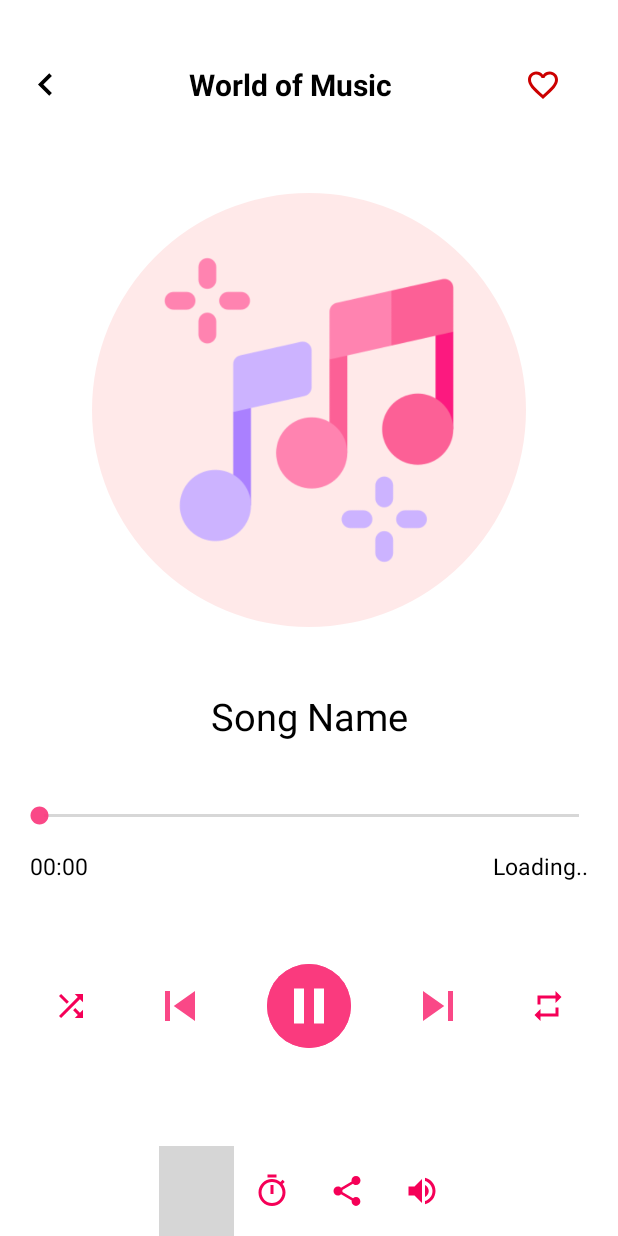
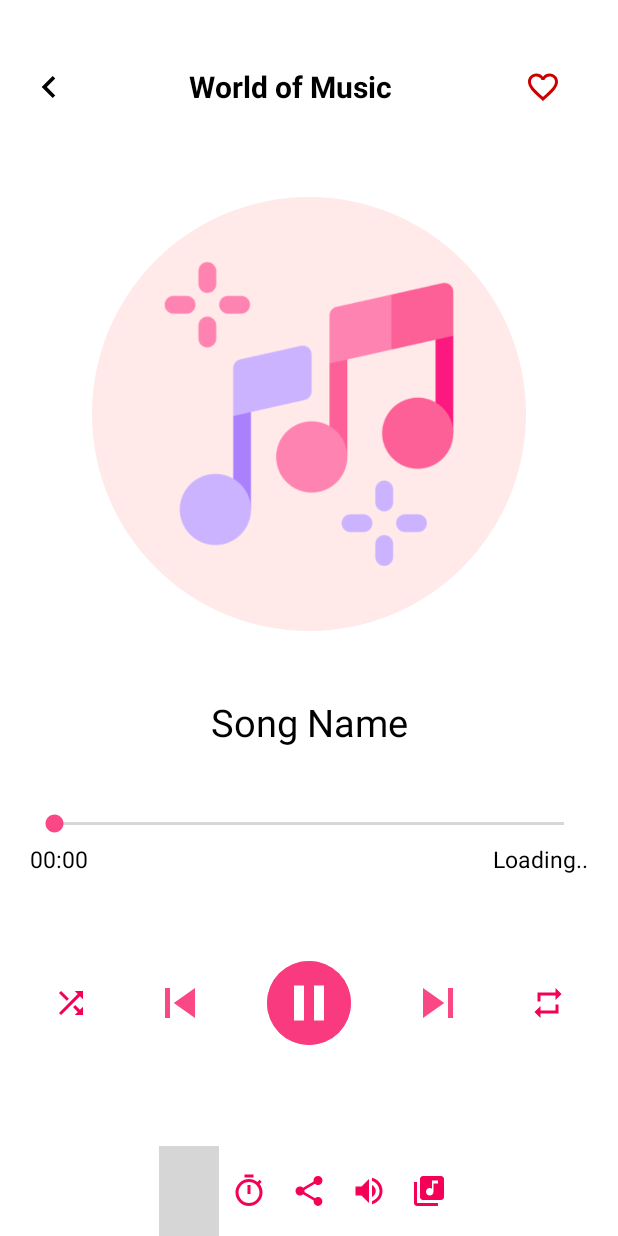
Before and after one commit to kainfuon/MusicPlayer, an Android app: the screen it shows after launch (PlayerActivity), after a tap on "Shuffle", on a phone screen of 412 x 824 dp. Run offline under Robolectric (Android 15) with nearby library versions, the phone set to English and light mode, and no system bars; 9 statements that could not run were skipped; grey boxes are pictures that could not be loaded.

Commit message:
add to playlist from player activity

```diff
--- a/app/build.gradle
+++ b/app/build.gradle
@@ -46,6 +46,7 @@ dependencies {
 
     //Glide for image loading
     implementation 'com.github.bumptech.glide:glide:4.14.2'
+    implementation 'androidx.activity:activity:1.9.0'
     annotationProcessor 'com.github.bumptech.glide:compiler:4.14.2'
 
     //for Notification
--- a/app/src/main/java/com/example/musicPlayer/PlaylistDetails.kt
+++ b/app/src/main/java/com/example/musicPlayer/PlaylistDetails.kt
@@ -64,7 +64,7 @@ class PlaylistDetails : AppCompatActivity() {
         }
     }
 
-    @SuppressLint("SetTextI18n")
+    @SuppressLint("SetTextI18n", "NotifyDataSetChanged")
     override fun onResume() {
         super.onResume()
         binding.playlistNamePD.text = PlaylistActivity.musicPlaylist.ref[currentPlaylistPos].name
--- a/app/src/main/res/layout/activity_player.xml
+++ b/app/src/main/res/layout/activity_player.xml
@@ -20,12 +20,12 @@
 <!--    Back Button-->
         <ImageView
             android:id="@+id/backBtnPA"
-            android:layout_width="50dp"
-            android:layout_height="50dp"
+            android:layout_width="45dp"
+            android:layout_height="45dp"
             android:src="@drawable/back_icon"
             android:background="@drawable/custom_selectable_background"
-            android:padding="10dp"
-            android:layout_marginStart="5dp"
+            android:padding="8dp"
+            android:layout_marginStart="10dp"
             android:contentDescription="@string/back_btn"
             app:tint="?colorOnPrimary" />
 
@@ -84,7 +84,8 @@
         android:layout_width="match_parent"
         android:layout_height="25dp"
         android:orientation="horizontal"
-        android:layout_margin="10dp"
+        android:layout_marginHorizontal="20dp"
+        android:layout_marginTop="10dp"
         android:layout_weight="0">
 
 <!--        <TextView-->
@@ -275,6 +276,19 @@
             android:layout_weight="1"
             app:tint="@color/cool_pink" />
 
+
+        <!--        Playlist Button-->
+        <ImageButton
+            android:id="@+id/playlistBtnPA"
+            android:layout_width="0dp"
+            android:layout_height="match_parent"
+            android:src="@drawable/playlist_icon"
+            android:background="?attr/selectableItemBackground"
+            android:contentDescription="@string/equalizer_btn"
+            android:layout_weight="1"
+            app:tint="@color/cool_pink"
+            tools:ignore="NestedWeights" />
+
     </LinearLayout>
 
 </LinearLayout>
--- a/app/src/main/res/layout/activity_playlist_details.xml
+++ b/app/src/main/res/layout/activity_playlist_details.xml
@@ -91,7 +91,7 @@
         app:layout_constraintTop_toBottomOf="@id/linearLayoutDetails"
         android:scrollbarThumbVertical="@drawable/scroll_bar_icon"
         android:scrollbars="vertical"
-        android:paddingBottom="300dp"
+        android:paddingBottom="400dp"
         android:layout_marginTop="10dp"/>
 
     <com.google.android.material.floatingactionbutton.ExtendedFloatingActionButton
```
Also changed, not shown: app/src/main/AndroidManifest.xml (+19 -36 lines), app/src/main/java/com/example/musicPlayer/PlayerActivity.kt (+75 -0 lines), app/src/main/java/com/example/musicPlayer/PlaylistViewAdapter.kt (+10 -1 lines), app/src/main/java/com/example/musicPlayer/SelectPlaylistActivity.kt (added, +47 -0 lines), app/src/main/res/layout/activity_favourite.xml (+6 -6 lines), app/src/main/res/layout/activity_playlist.xml (+7 -7 lines), app/src/main/res/layout/activity_select_playlist.xml (added, +55 -0 lines).
